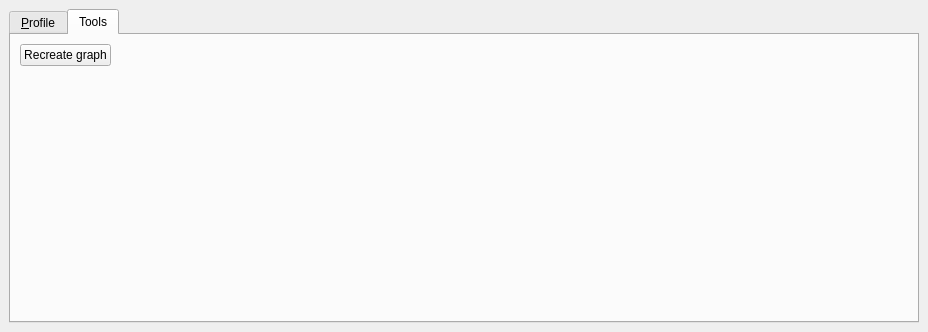
Old version of the form plugin/teksi_wastewater/ui/twwdockwidget.ui in the repository sjib/teksi_wastewater_dev.
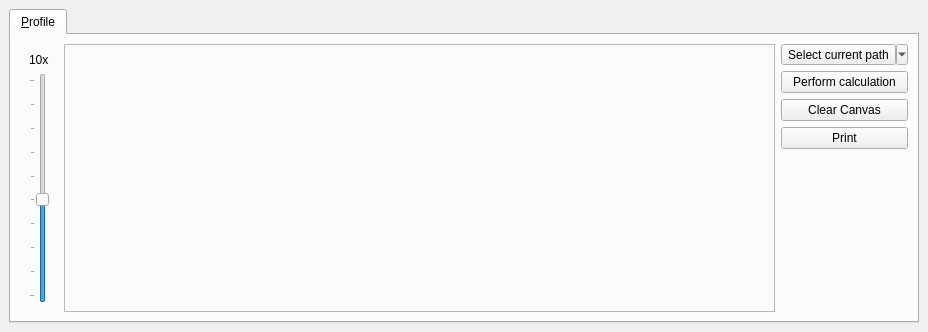
New version of the form. The open tabs and pages were chosen to show the change.

Commit message:
chore(ui): remove dead "Recreate graph" Tools tab from profile dock
The button was wired to nothing; graph rebuild is on the toolbar
(Refresh network topology) and also happens automatically when stale.

```diff
--- a/plugin/teksi_wastewater/ui/twwdockwidget.ui
+++ b/plugin/teksi_wastewater/ui/twwdockwidget.ui
@@ -182,46 +182,6 @@
         </item>
        </layout>
       </widget>
-      <widget class="QWidget" name="tab">
-       <attribute name="title">
-        <string>Tools</string>
-       </attribute>
-       <layout class="QGridLayout" name="gridLayout_2">
-        <item row="0" column="0">
-         <widget class="QPushButton" name="recreateGraphButton">
-          <property name="text">
-           <string>Recreate graph</string>
-          </property>
-         </widget>
-        </item>
-        <item row="1" column="0">
-         <spacer name="verticalSpacer_2">
-          <property name="orientation">
-           <enum>Qt::Vertical</enum>
-          </property>
-          <property name="sizeHint" stdset="0">
-           <size>
-            <width>20</width>
-            <height>40</height>
-           </size>
-          </property>
-         </spacer>
-        </item>
-        <item row="0" column="1">
-         <spacer name="horizontalSpacer">
-          <property name="orientation">
-           <enum>Qt::Horizontal</enum>
-          </property>
-          <property name="sizeHint" stdset="0">
-           <size>
-            <width>40</width>
-            <height>20</height>
-           </size>
-          </property>
-         </spacer>
-        </item>
-       </layout>
-      </widget>
      </widget>
     </item>
    </layout>
```
